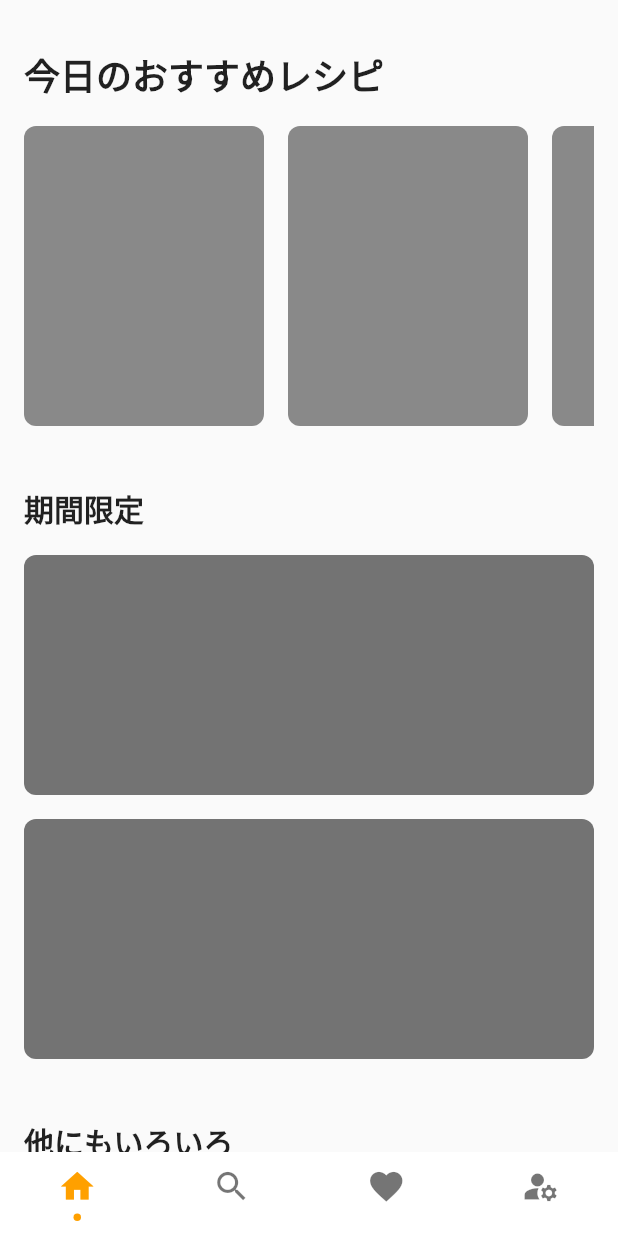
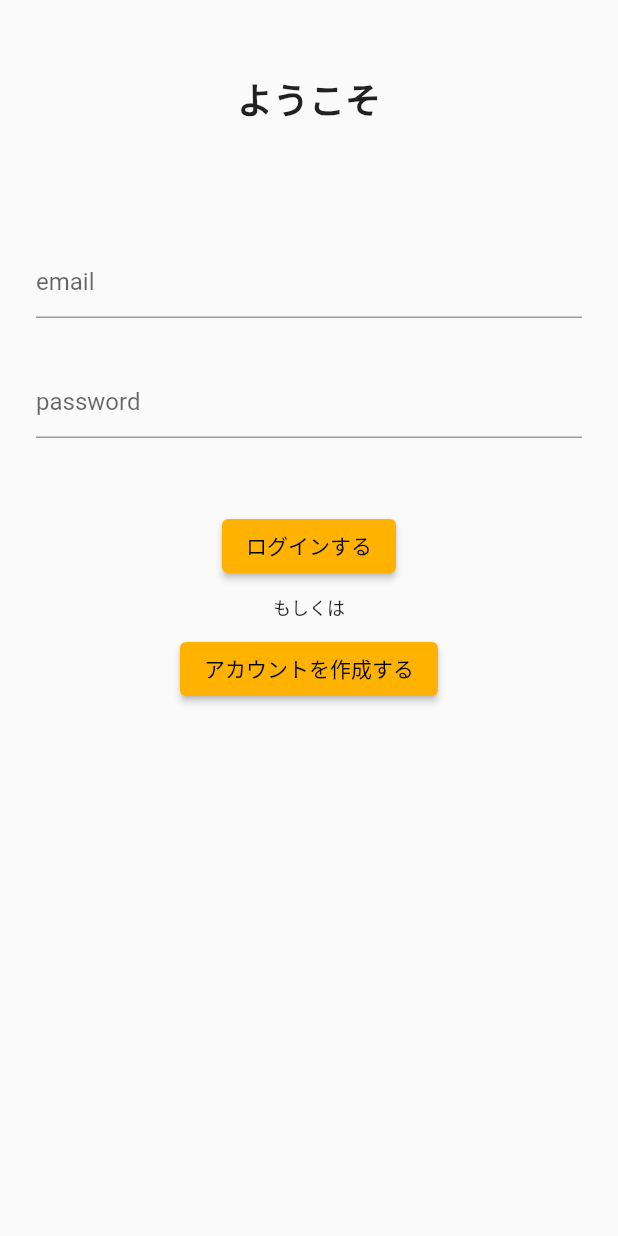
Before and after one commit to murakamiren/cw-mobile-app, a Flutter app: the screen it shows after launch, on a phone screen of 412 x 824 dp. Run offline on Flutter 3.47's test engine with Material 2 defaults, Android fonts, the phone set to English and light mode, and no system bars; drawn by our look-alikes of persistent_bottom_nav_bar; our stand-ins replace flutter_hooks.

Commit message:
sign in view

```diff
--- a/lib/constants/styles.dart
+++ b/lib/constants/styles.dart
@@ -4,6 +4,7 @@ class TextStyles {
   static const double _headingFontSize = 24;
   static const double _paragraphFontSize = 16;
   static const double _subHeadingFontSize = 20;
+  static const double _smParagraphFontSize = 12;
 
   static const heading = TextStyle(
     color: Colors.black87,
@@ -22,6 +23,12 @@ class TextStyles {
     fontSize: _subHeadingFontSize,
     fontWeight: FontWeight.w600,
   );
+
+  static const smParagraph = TextStyle(
+    color: Colors.black87,
+    fontSize: _smParagraphFontSize,
+    fontWeight: FontWeight.normal,
+  );
 }
 
 class SpacerStyles {
--- a/lib/main.dart
+++ b/lib/main.dart
@@ -1,6 +1,7 @@
 import 'package:cw_mobile_app/constants/color.dart';
 import 'package:cw_mobile_app/constants/route.dart';
 import 'package:cw_mobile_app/views/home.dart';
+import 'package:cw_mobile_app/views/signUp.dart';
 import 'package:flutter/cupertino.dart';
 import 'package:flutter/material.dart';
 import 'package:flutter_hooks/flutter_hooks.dart';
@@ -10,24 +11,28 @@ void main() {
   runApp(const MyApp());
 }
 
-class MyApp extends StatelessWidget {
+class MyApp extends HookWidget {
   const MyApp({Key? key}) : super(key: key);
 
   // This widget is the root of your application.
   @override
   Widget build(BuildContext context) {
+    final isAuth = useState(false);
+
     return MaterialApp(
       debugShowCheckedModeBanner: false,
       theme: ThemeData(
         primarySwatch: CustomColor.primaryColor,
       ),
-      home: PersistentTabView(
-        context,
-        controller: navbarController,
-        screens: routeScreens(),
-        items: navBarItems(),
-        navBarStyle: NavBarStyle.style12,
-      ),
+      home: isAuth.value
+          ? PersistentTabView(
+              context,
+              controller: navbarController,
+              screens: routeScreens(),
+              items: navBarItems(),
+              navBarStyle: NavBarStyle.style12,
+            )
+          : SignUpView(),
     );
   }
 }
--- /dev/null
+++ b/lib/views/signUp.dart
@@ -0,0 +1,74 @@
+import 'package:cw_mobile_app/constants/styles.dart';
+import 'package:flutter/material.dart';
+import 'package:flutter/src/foundation/key.dart';
+import 'package:flutter/src/widgets/framework.dart';
+
+class SignUpView extends StatelessWidget {
+  const SignUpView({Key? key}) : super(key: key);
+
+  @override
+  Widget build(BuildContext context) {
+    return Scaffold(
+      body: SafeArea(
+        child: Container(
+          margin: const EdgeInsets.symmetric(
+            horizontal: SpacerStyles.semiLarge,
+          ),
+          child: Column(
+            children: [
+              const SizedBox(
+                height: SpacerStyles.xxl,
+              ),
+              const Text(
+                "ようこそ",
+                style: TextStyles.heading,
+              ),
+              const SizedBox(
+                height: SpacerStyles.xl * 2,
+              ),
+              const TextField(
+                decoration: InputDecoration(hintText: "email"),
+              ),
+              const SizedBox(
+                height: SpacerStyles.large,
+              ),
+              const TextField(
+                decoration: InputDecoration(hintText: "password"),
+              ),
+              const SizedBox(
+                height: SpacerStyles.xxl,
+              ),
+              ElevatedButton(
+                onPressed: () {},
+                style: ElevatedButton.styleFrom(
+                  primary: Colors.amber.shade600,
+                ),
+                child: const Text(
+                  "ログインする",
+                ),
+              ),
+              Container(
+                margin: const EdgeInsets.symmetric(
+                  vertical: SpacerStyles.sm,
+                ),
+                child: const Text(
+                  "もしくは",
+                  style: TextStyles.smParagraph,
+                ),
+              ),
+              ElevatedButton(
+                onPressed: () {},
+                style: ElevatedButton.styleFrom(
+                  primary: Colors.amber.shade600,
+                ),
+                child: const Text(
+                  "アカウントを作成する",
+                ),
+              ),
+            ],
+          ),
+        ),
+      ),
+    );
+  }
+}
```
